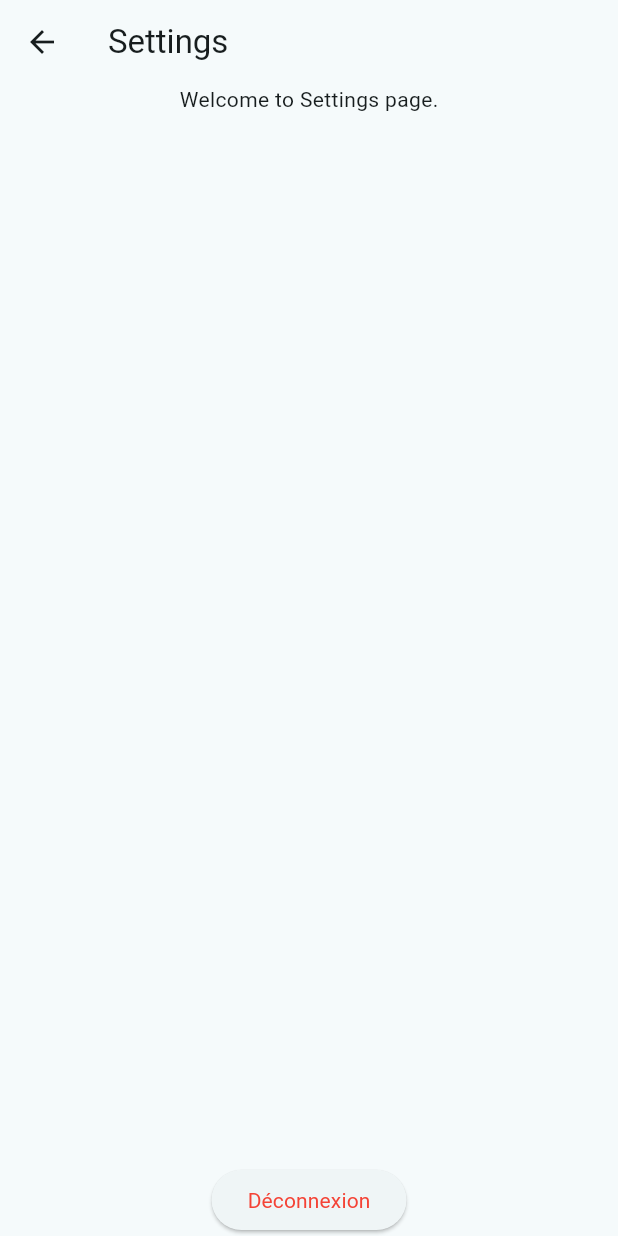
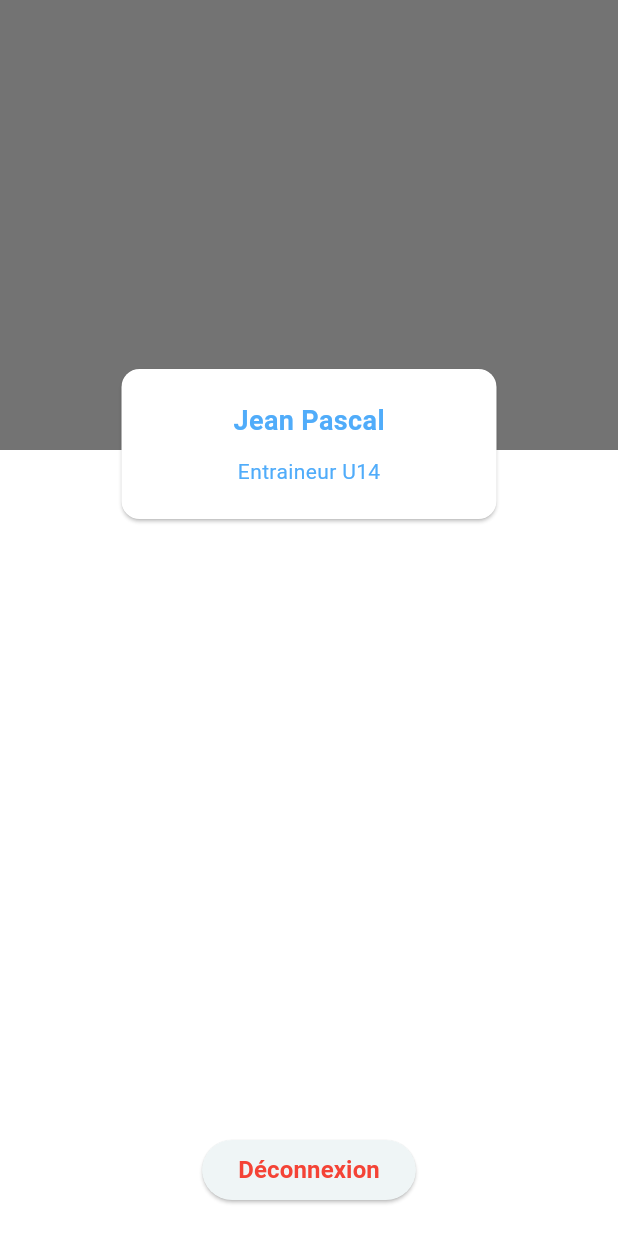
Before and after one commit to elsa-bit/Flutter-Football, a Flutter app: the SettingsScreen screen opened by its route, after a tap on "Déconnexion", on a phone screen of 412 x 824 dp. Run offline on Flutter 3.47's test engine with Material 3 defaults, Android fonts, the phone set to English and light mode, and no system bars; our stand-ins replace firebase_analytics, firebase_core, firebase_crashlytics, flutter_bloc, shared_preferences, supabase_flutter; accounts and stored records are empty; network calls fail.

Commit message:
[WIP] settings screen

```diff
--- a/lib/main.dart
+++ b/lib/main.dart
@@ -98,6 +98,7 @@ class MyApp extends StatelessWidget {
               this.listenAuthState(state);
             },
             child: MaterialApp(
+              debugShowCheckedModeBanner: false,
               title: 'Flutter Demo',
               theme: lightTheme,
               darkTheme: darkTheme,
--- a/lib/presentation/blocs/auth/auth_bloc.dart
+++ b/lib/presentation/blocs/auth/auth_bloc.dart
@@ -13,9 +13,9 @@ class AuthBloc extends Bloc<AuthEvent, AuthState> {
       try {
         emit(state.copyWith(status: AuthStatus.loading));
         final isAuthenticated = await repository.isUserAuthenticated();
-        emit(state.copyWith(status: isAuthenticated ? AuthStatus.authenticated : AuthStatus.unauthenticated));
+        emit(state.copyWith(status: isAuthenticated ? AuthStatus.authenticated : AuthStatus.unauthenticated, user: repository.user));
       } on AuthException catch (error) {
-        emit(state.copyWith(error: error.toString(), status: AuthStatus.unauthenticated,));
+        emit(state.copyWith(error: error.toString(), status: AuthStatus.unauthenticated, user: null));
       } catch (error) {
         emit(state.copyWith(error: error.toString(), status: AuthStatus.error,));
       }
@@ -24,7 +24,7 @@ class AuthBloc extends Bloc<AuthEvent, AuthState> {
     on<AuthenticateUser>((event, emit) async {
       emit(state.copyWith(status: AuthStatus.loading));
       await repository.authenticateUser(event.auth);
-      emit(state.copyWith(status: AuthStatus.authenticated));
+      emit(state.copyWith(status: AuthStatus.authenticated, user: repository.user));
     });
 
     on<AuthenticateUserWithToken>((event, emit) async {
@@ -34,7 +34,7 @@ class AuthBloc extends Bloc<AuthEvent, AuthState> {
 
     on<Logout>((event, emit) async {
       repository.logout();
-      emit(state.copyWith(status: AuthStatus.unauthenticated));
+      emit(state.copyWith(status: AuthStatus.unauthenticated, user: null));
     });
 
   }
--- a/lib/presentation/blocs/auth/auth_state.dart
+++ b/lib/presentation/blocs/auth/auth_state.dart
@@ -1,28 +1,23 @@
+import 'package:supabase_flutter/supabase_flutter.dart' hide AuthState;
 
-enum AuthStatus {
-  unknown,
-  loading,
-  authenticated,
-  unauthenticated,
-  error
-}
+enum AuthStatus { unknown, loading, authenticated, unauthenticated, error }
 
 class AuthState {
   final AuthStatus status;
   final String? error;
+  final User? user;
 
-  AuthState({
-    this.status = AuthStatus.unknown,
-    this.error,
-  });
+  AuthState({this.status = AuthStatus.unknown, this.error, this.user});
 
   AuthState copyWith({
     AuthStatus? status,
     String? error,
+    User? user,
   }) {
     return AuthState(
-        status: status ?? this.status,
-        error: error ?? this.error,
+      status: status ?? this.status,
+      error: error ?? this.error,
+      user: user ?? this.user,
     );
   }
 }
--- a/lib/presentation/screens/match/match_screen.dart
+++ b/lib/presentation/screens/match/match_screen.dart
@@ -19,7 +19,7 @@ class MatchScreen extends StatelessWidget {
         title: Text("Match"),
       ),
       body: Center(
-        child: Text("Welcome to Match page."),
+        child: Text("Aucun match pour le moment."),
       ),
     );
   }
--- a/lib/presentation/screens/schedule/schedule_screen.dart
+++ b/lib/presentation/screens/schedule/schedule_screen.dart
@@ -19,7 +19,7 @@ class ScheduleScreen extends StatelessWidget {
         title: Text("Schedule"),
       ),
       body: Center(
-        child: Text("Welcome to Schedule page."),
+        child: Text("Aucun évènement programmé pour le moment."),
       ),
     );
   }
--- a/lib/presentation/screens/settings/settings_screen.dart
+++ b/lib/presentation/screens/settings/settings_screen.dart
@@ -1,8 +1,11 @@
 import 'package:flutter/material.dart';
 import 'package:flutter_bloc/flutter_bloc.dart';
+import 'package:flutter_football/config/app_colors.dart';
 import 'package:flutter_football/config/app_themes.dart';
 import 'package:flutter_football/presentation/blocs/auth/auth_bloc.dart';
 import 'package:flutter_football/presentation/blocs/auth/auth_event.dart';
+import 'package:flutter_football/presentation/blocs/auth/auth_state.dart';
+import 'package:flutter_football/utils/extensions/user_extension.dart';
 
 class SettingsScreen extends StatelessWidget {
   static const String routeName = '/settings';
@@ -18,27 +21,66 @@ class SettingsScreen extends StatelessWidget {
 
   @override
   Widget build(BuildContext context) {
-    return Scaffold(
-      appBar: AppBar(
-        title: Text("Settings"),
+    return BlocBuilder<AuthBloc, AuthState>(
+      builder: (context, state) {
+        return Column(
+          children: [
+            Container(
+              height: 350,
+              child: Stack(
+                children: [
+                  Container(
+                    height: 300,
+                    color: currentAppColors.secondaryTextColor,
                   ),
-      body: Column(
+                  Align(
+                    alignment: Alignment.bottomCenter,
+                    child: Card(
+                      color: Colors.white,
+                      child: Container(
+                        height: 100,
+                        width: 250,
+                        alignment: Alignment.center,
+                        child: Column(
                           children: [
-          Center(
-            child: Text("Welcome to Settings page."),
+                            Spacer(flex: 2),
+                            Text(
+                              "Jean Pascal",//"${state.user?.getFirstname() ?? " "} ${state.user?.getLastname() ?? ""}",
+                              style: AppTextStyle.subtitle2.copyWith(
+                                  color: currentAppColors.secondaryColor),
+                            ),
+                            Spacer(),
+                            Text(
+                              "Entraineur U14",//state.user?.getRole() ?? "",
+                              style: AppTextStyle.regular.copyWith(
+                                  color: currentAppColors.secondaryColor),
+                            ),
+                            Spacer(flex: 2),
+                          ],
+                        ),
+                      ),
+                    ),
+                  ),
+                ],
+              ),
             ),
             Spacer(),
             ElevatedButton(
               onPressed: () {
                 final authBloc = BlocProvider.of<AuthBloc>(context);
-                authBloc.add(
-                  Logout(),
+                authBloc.add(Logout());
+              },
+              child: Text(
+                "Déconnexion",
+                style: AppTextStyle.subtitle1.copyWith(color: Colors.red),
+              ),
+            ),
+            const SizedBox(
+              height: 20,
+            )
+          ],
         );
       },
-              child: Text("Déconnexion",style: AppTextStyle.regular.copyWith(color: Colors.red),),
-          ),
-        ],
-      ),
     );
   }
 }
--- a/pubspec.yaml
+++ b/pubspec.yaml
@@ -47,6 +47,12 @@ dependencies:
 dev_dependencies:
   flutter_test:
     sdk: flutter
+  flutter_launcher_icons: ^0.13.1
+
+flutter_icons:
+  android: "launcher_icon"
+  ios: true
+  image_path: "assets/images/CSB.png"
 
   # The "flutter_lints" package below contains a set of recommended lints to
   # encourage good coding practices. The lint set provided by the package is
```
Also changed, not shown: lib/utils/extensions/user_extension.dart (added, +30 -0 lines), pubspec.lock, 27 other files. Lines whose indentation alone changed are shown as unchanged.
